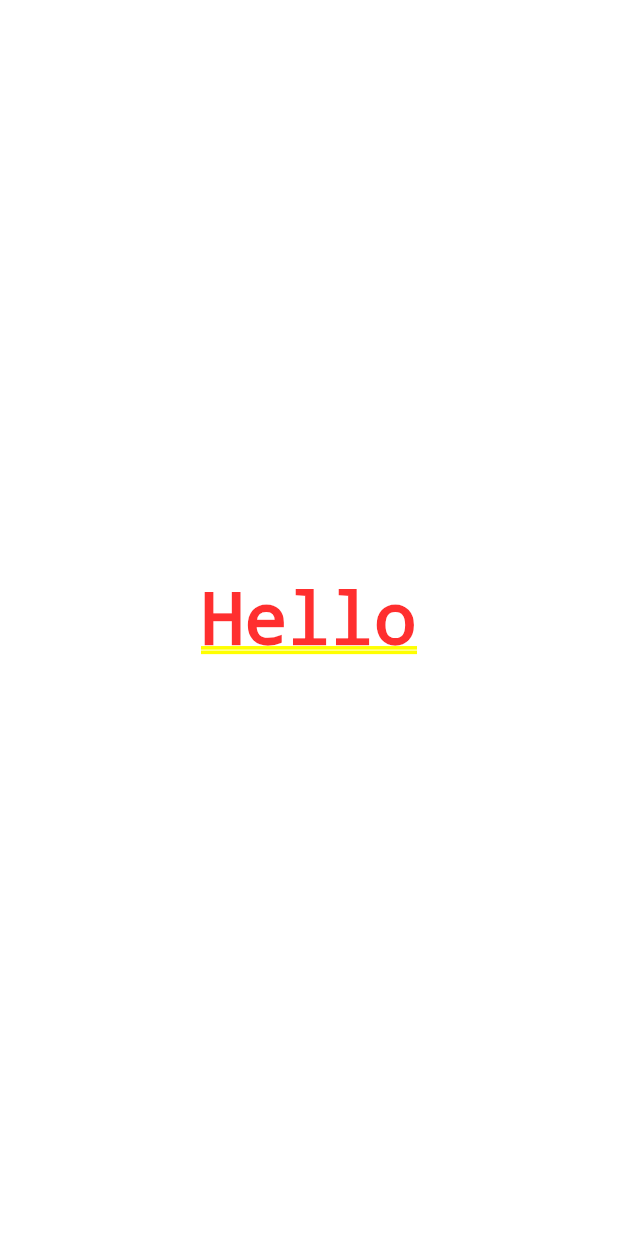
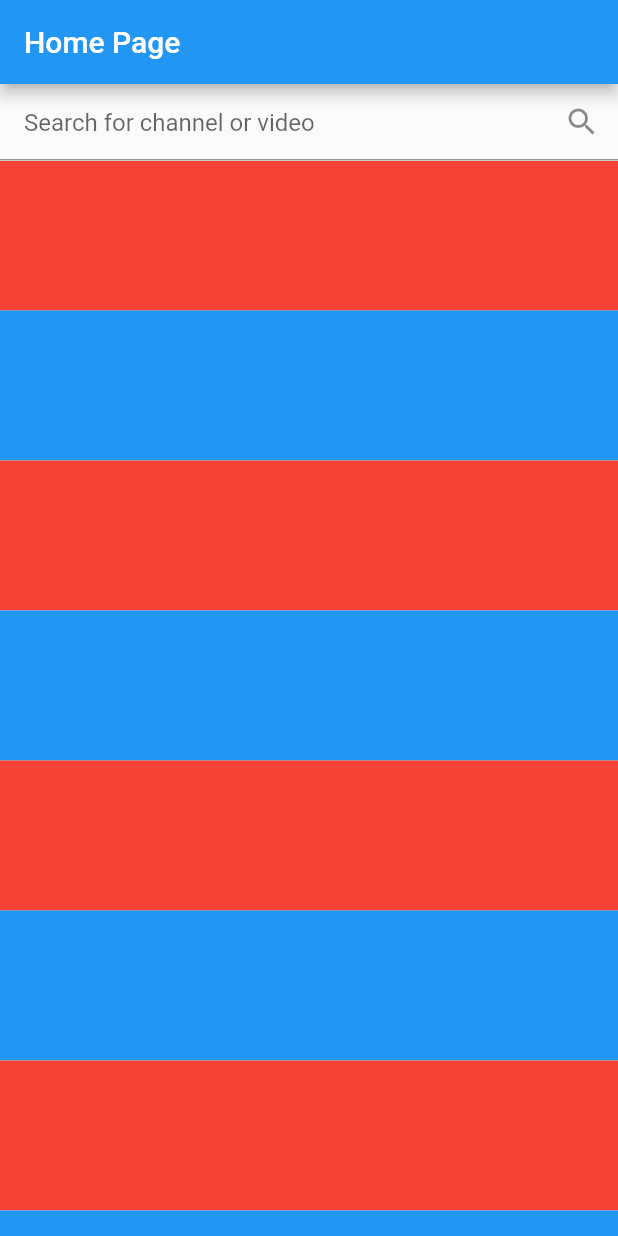
Before and after one commit to fortinjoffrey/flutter_YouTube_clone, a Flutter app: the screen it shows after launch, on a phone screen of 412 x 824 dp. Run offline on Flutter 3.47's test engine with Material 2 defaults, Android fonts, the phone set to English and light mode, and no system bars.

Commit message:
Create Home screnn and implement mock layout - Search textfield, expanded list view builder

```diff
--- a/lib/main.dart
+++ b/lib/main.dart
@@ -1,4 +1,6 @@
 import 'package:flutter/material.dart';
+
+import 'screens/home.dart';
 
 void main() => runApp(MyApp());
 
@@ -9,7 +11,7 @@ class MyApp extends StatelessWidget {
     return MaterialApp(
       title: 'Flutter Demo',
       home: Center(
-        child: Text('Hello'),
+        child: Home(),
       ),
     );
   }
--- /dev/null
+++ b/lib/screens/home.dart
@@ -0,0 +1,51 @@
+import 'package:flutter/material.dart';
+
+class Home extends StatefulWidget {
+  Home({Key key}) : super(key: key);
+
+  @override
+  _HomeState createState() => _HomeState();
+}
+
+class _HomeState extends State<Home> {
+  @override
+  Widget build(BuildContext context) {
+    return Scaffold(
+      appBar: AppBar(
+        title: Text('Home Page'),
+      ),
+      body: Column(
+        children: [
+          _buildSearchTextField(),
+          Expanded(
+            child: _buildSearchResultsListView(),
+          ),
+        ],
+      ),
+    );
+  }
+
+  ListView _buildSearchResultsListView() {
+    return ListView.builder(
+      itemCount: 20,
+      itemBuilder: (context, index) {
+        return Container(
+          height: 100,
+          decoration: BoxDecoration(
+            color: index % 2 == 0 ? Colors.red : Colors.blue,
+          ),
+        );
+      },
+    );
+  }
+
+  TextField _buildSearchTextField() {
+    return TextField(
+      autocorrect: false,
+      decoration: InputDecoration(
+          suffixIcon: Icon(Icons.search),
+          contentPadding: const EdgeInsets.all(16.0),
+          hintText: 'Search for channel or video'),
+    );
+  }
+}
```
Also changed, not shown: pubspec.yaml (+2 -7 lines), pubspec.lock.
